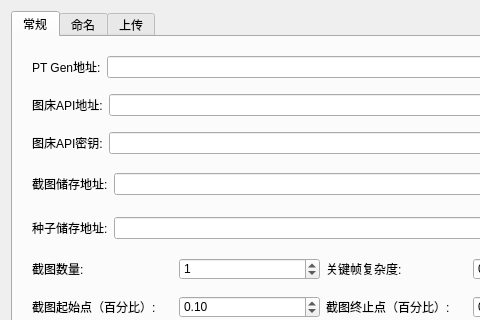
First picture: the form in ph-bjd/ui/settings.ui, repository publish-helper/publish-helper, before the edit; both pictures show x 0 to 480 and y 0 to 320 of the 646 by 735 pixel window.
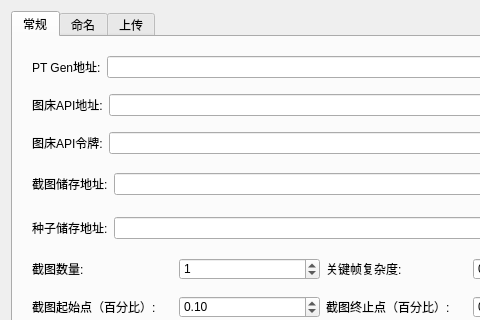
Second picture: the form after the edit.

Commit message: Fix: 修改了设置界面的部分描述。

```diff
--- a/ph-bjd/ui/settings.ui
+++ b/ph-bjd/ui/settings.ui
@@ -246,7 +246,7 @@
 </string>
              </property>
              <property name="text">
-              <string>图床API密钥:</string>
+              <string>图床API令牌:</string>
              </property>
             </widget>
            </item>
```
Left out of the diff: 2 changed lines with no effect on the pictures. The commit also changes 1 other file.
